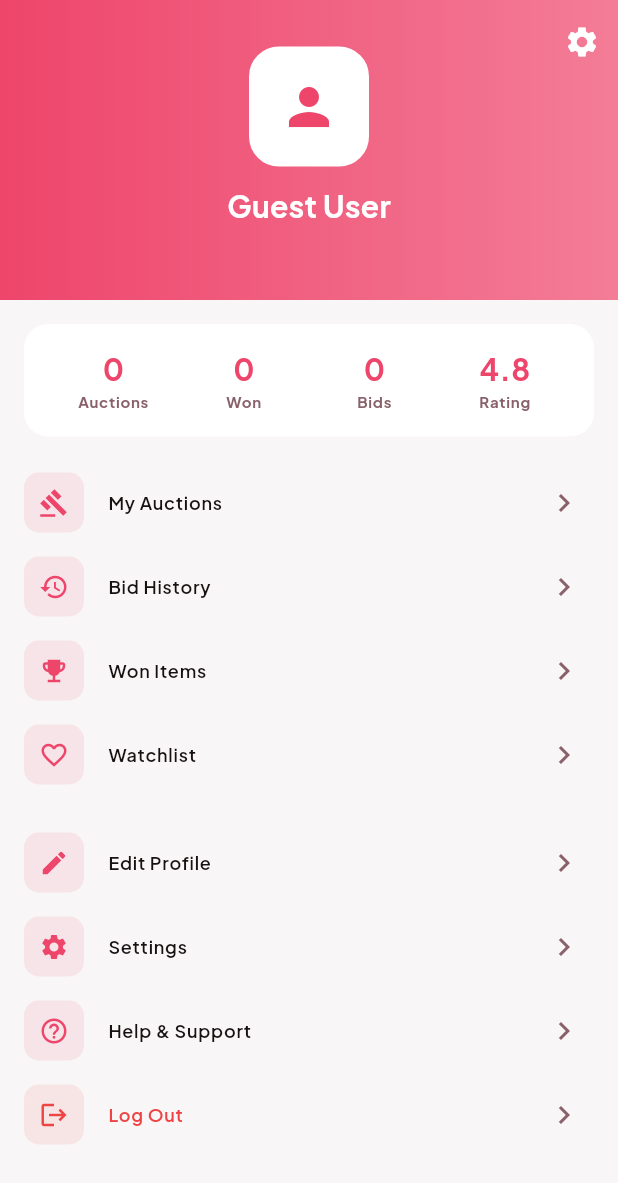
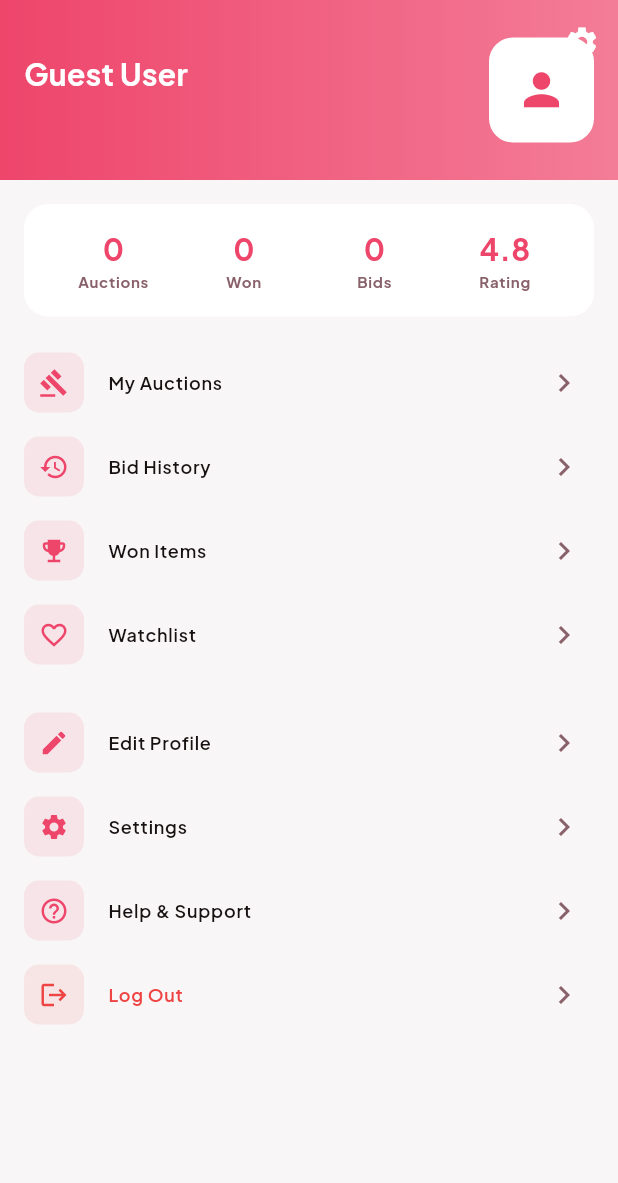
Before and after one commit to vuedrills/auction, a Flutter app: the ProfileScreen screen opened by its route, on a phone screen of 412 x 824 dp. Shown: the top 1183 px of the screen. Run offline on Flutter 3.47's test engine with Material 3 defaults, Android fonts, the phone set to English and light mode, and no system bars; our stand-ins replace cached_network_image, dio, flutter_image_compress, flutter_riverpod, flutter_secure_storage, go_router and 3 more; accounts and stored records are empty; network calls fail.

Commit message:
feat: redesign profile header - compact horizontal layout with avatar on right

```diff
--- a/mobile/lib/screens/profile/profile_screen.dart
+++ b/mobile/lib/screens/profile/profile_screen.dart
@@ -19,7 +19,7 @@ class ProfileScreen extends ConsumerWidget {
       body: CustomScrollView(
         slivers: [
           SliverAppBar(
-            expandedHeight: 200,
+            expandedHeight: 120,
             pinned: true,
             backgroundColor: AppColors.surfaceLight,
             flexibleSpace: FlexibleSpaceBar(
@@ -28,49 +28,69 @@ class ProfileScreen extends ConsumerWidget {
                   gradient: LinearGradient(colors: [AppColors.primary, AppColors.primary.withValues(alpha: 0.7)]),
                 ),
                 child: SafeArea(
-                  child: Column(mainAxisAlignment: MainAxisAlignment.center, children: [
-                    // Avatar
+                  child: Padding(
+                    padding: const EdgeInsets.symmetric(horizontal: 16, vertical: 16),
+                    child: Row(
+                      crossAxisAlignment: CrossAxisAlignment.center,
+                      children: [
+                        // Left side - User info
+                        Expanded(
+                          child: Column(
+                            mainAxisAlignment: MainAxisAlignment.center,
+                            crossAxisAlignment: CrossAxisAlignment.start,
+                            children: [
+                              Text(
+                                user?.fullName ?? 'Guest User',
+                                style: AppTypography.headlineMedium.copyWith(color: Colors.white),
+                                maxLines: 1,
+                                overflow: TextOverflow.ellipsis,
+                              ),
+                              const SizedBox(height: 4),
+                              Text(
+                                user != null ? 'Member since ${_formatDate(user.createdAt)}' : '',
+                                style: AppTypography.bodySmall.copyWith(color: Colors.white70),
+                              ),
+                              if (user?.homeTown != null) ...[
+                                const SizedBox(height: 4),
+                                Row(
+                                  children: [
+                                    Icon(Icons.location_on, size: 14, color: Colors.white70),
+                                    const SizedBox(width: 4),
+                                    Text(
+                                      user!.homeTown!.name,
+                                      style: AppTypography.labelSmall.copyWith(color: Colors.white70),
+                                    ),
+                                  ],
+                                ),
+                              ],
+                            ],
+                          ),
+                        ),
+                        const SizedBox(width: 16),
+                        // Right side - Avatar
                         Container(
-                      width: 80, height: 80,
+                          width: 70,
+                          height: 70,
                           decoration: BoxDecoration(
                             color: Colors.white,
-                        borderRadius: BorderRadius.circular(20),
+                            borderRadius: BorderRadius.circular(16),
                             border: Border.all(color: Colors.white, width: 3),
                           ),
                           child: user?.avatarUrl != null
                               ? ClipRRect(
-                            borderRadius: BorderRadius.circular(17),
+                                  borderRadius: BorderRadius.circular(13),
                                   child: CachedNetworkImage(
                                     imageUrl: user!.avatarUrl!,
                                     fit: BoxFit.cover,
-                              placeholder: (_, __) => const Icon(Icons.person, size: 40, color: AppColors.primary),
-                              errorWidget: (_, __, ___) => const Icon(Icons.person, size: 40, color: AppColors.primary),
+                                    placeholder: (_, __) => const Icon(Icons.person, size: 35, color: AppColors.primary),
+                                    errorWidget: (_, __, ___) => const Icon(Icons.person, size: 35, color: AppColors.primary),
                                   ),
                                 )
-                        : const Icon(Icons.person, size: 40, color: AppColors.primary),
+                              : const Icon(Icons.person, size: 35, color: AppColors.primary),
                         ),
-                    const SizedBox(height: 12),
-                    Text(
-                      user?.fullName ?? 'Guest User',
-                      style: AppTypography.headlineMedium.copyWith(color: Colors.white),
-                    ),
-                    Text(
-                      user != null ? 'Member since ${_formatDate(user.createdAt)}' : '',
-                      style: AppTypography.bodySmall.copyWith(color: Colors.white70),
-                    ),
-                    if (user?.homeTown != null)
-                      Padding(
-                        padding: const EdgeInsets.only(top: 4),
-                        child: Row(
-                          mainAxisAlignment: MainAxisAlignment.center,
-                          children: [
-                            Icon(Icons.location_on, size: 14, color: Colors.white70),
-                            const SizedBox(width: 4),
-                            Text(user!.homeTown!.name, style: AppTypography.labelSmall.copyWith(color: Colors.white70)),
                       ],
                     ),
                   ),
-                  ]),
                 ),
               ),
             ),
```
Lines whose indentation alone changed are shown as unchanged.
